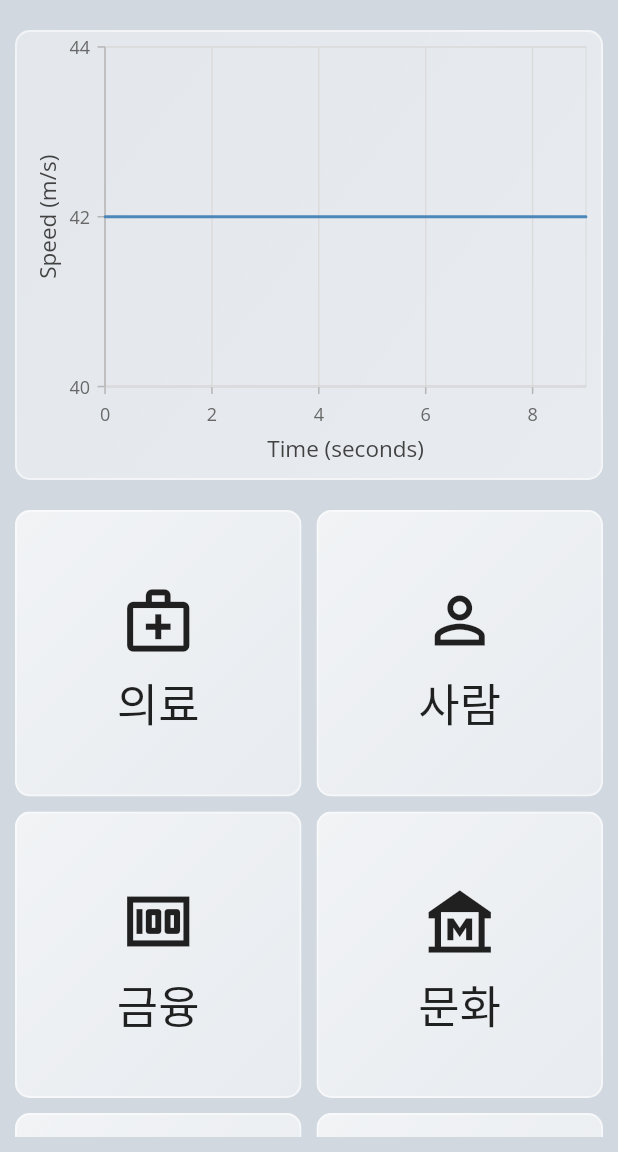
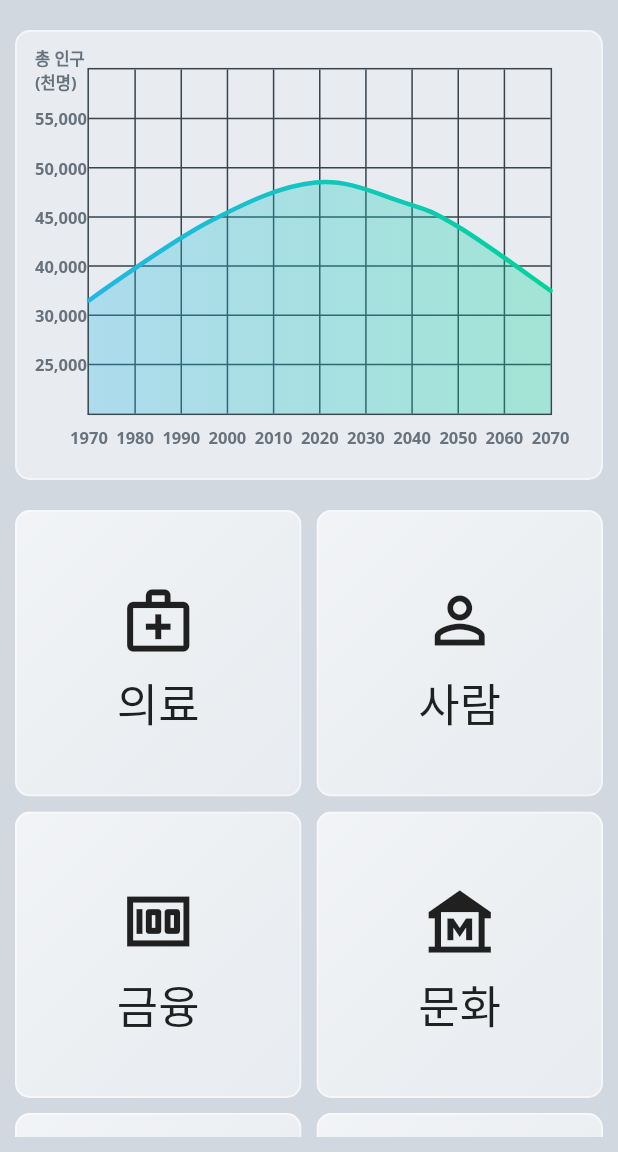
Before and after one commit to bohun-kim/Project-DVC, a Flutter app: the screen it shows after launch, on a phone screen of 412 x 824 dp, the part 84-1236 px from its top. Run offline on Flutter 3.47's test engine with Material 2 defaults, Android fonts, the phone set to English and light mode, and no system bars; drawn by our look-alikes of fl_chart; our stand-ins replace google_fonts.

Commit message:
메인 그래프 생성

```diff
--- a/lib/view/mypage.dart
+++ b/lib/view/mypage.dart
@@ -25,7 +25,11 @@ class MyPage extends StatelessWidget {
             child: Container(
               width: double.infinity,
               height: 300,
-              child: LiveChart(),
+              child: GlassMorphism(
+                end: .5,
+                start: .5,
+                child: LineChartSample2(),
+              ),
             ),
           ),
 
--- a/lib/view/page/live_chart.dart
+++ b/lib/view/page/live_chart.dart
@@ -1,116 +1,325 @@
-import 'dart:async';
-import 'dart:math' as math;
-import 'dart:ui';
+import 'package:fl_chart/fl_chart.dart';
 import 'package:flutter/material.dart';
-import 'package:syncfusion_flutter_charts/charts.dart';
 
-class LiveChart extends StatefulWidget {
-  const LiveChart({Key? key}) : super(key: key);
+class LineChartSample2 extends StatefulWidget {
+  const LineChartSample2({Key? key}) : super(key: key);
 
   @override
-  State<LiveChart> createState() => _LiveChartState();
+  _LineChartSample2State createState() => _LineChartSample2State();
 }
 
-class _LiveChartState extends State<LiveChart> {
-  // 1. 변수 선언
-  late List<LiveData> chartData;
-  late ChartSeriesController _chartSeriesController;
-
-  // 3. initState 생성
-  @override
-  void initState() {
-    // TODO: implement initState
-    super.initState();
-    // initState 생성 후 차트 값 반영
-    chartData = getChartData();
-
-    // 5. 타이머 주기적 반응
-    Timer.periodic(const Duration(seconds: 1), updateDataSource);
-  }
-
-  // 4. getChartData 메서드 생성
-  List<LiveData> getChartData() {
-    return <LiveData>[
-      LiveData(0, 42),
-      LiveData(1, 42),
-      LiveData(2, 42),
-      LiveData(3, 42),
-      LiveData(4, 42),
-      LiveData(5, 42),
-      LiveData(6, 42),
-      LiveData(7, 42),
-      LiveData(8, 42),
-      LiveData(9, 42)
+class _LineChartSample2State extends State<LineChartSample2> {
+  List<Color> gradientColors = [
+    const Color(0xff23b6e6),
+    const Color(0xff02d39a),
   ];
-  }
-
-  // 6. Timer.periodic 의 어떻게 기능작용 할 건지
-  int time = 10;
-
-  updateDataSource(Timer timer) {
-    chartData.add(LiveData(time++, (math.Random().nextInt(60))));
-    chartData.removeAt(0);
-    _chartSeriesController.updateDataSource(
-        addedDataIndex: chartData.length - 1, removedDataIndex: 0);
-  }
 
   @override
   Widget build(BuildContext context) {
-    return Scaffold(
-      body: BackdropFilter(
-        filter: ImageFilter.blur(sigmaX: 3, sigmaY: 3),
+    return Stack(
+      children: <Widget>[
+        AspectRatio(
+          // 화면 비율
+          aspectRatio: 1.25,
           child: Container(
-          // 배경 글라스 효과
-          decoration: BoxDecoration(
-            gradient: LinearGradient(
-              colors: [
-                Colors.white.withOpacity(.4),
-                Colors.white.withOpacity(.5),
-              ],
-              begin: AlignmentDirectional.topStart,
-              end: AlignmentDirectional.bottomEnd,
-            ),
-            borderRadius: BorderRadius.all(Radius.circular(10)),
-            border: Border.all(
-              width: 1.3,
-              color: Colors.white.withOpacity(0.5),
+            decoration: const BoxDecoration(
+              borderRadius: BorderRadius.all(
+                Radius.circular(10),
               ),
             ),
-
-          // 동적 그래프
-          child: SfCartesianChart(
-            // legend: Legend(isVisible: true),
-            series: [
-              LineSeries<LiveData, int>(
-                  onRendererCreated: (ChartSeriesController controller) {
-                    _chartSeriesController = controller;
-                  },
-                  dataSource: chartData,
-                  xValueMapper: (LiveData data, _) => data.time,
-                  yValueMapper: (LiveData data, _) => data.speed,
-             )
-            ],
-            primaryXAxis: NumericAxis(majorGridLines: MajorGridLines(width: 1),
-            edgeLabelPlacement: EdgeLabelPlacement.shift,
-              interval: 2,
-              title: AxisTitle(text:'Time (seconds)')
-            ),
-            primaryYAxis: NumericAxis(majorGridLines: MajorGridLines(width: 1),
-                edgeLabelPlacement: EdgeLabelPlacement.shift,
-                interval: 2,
-                title: AxisTitle(text:'Speed (m/s)')
+            child: Padding(
+              padding: const EdgeInsets.only(
+                  right: 15.0, left: 12.0, top: 24, bottom: 12),
+              child: LineChart(
+                mainData(),
               ),
             ),
           ),
         ),
+      ],
     );
   }
+
+  // X축 꾸미기
+  Widget bottomTitleWidgets(double value, TitleMeta meta) {
+    const style = TextStyle(
+      color: Color(0xff68737d),
+      fontWeight: FontWeight.bold,
+      fontSize: 11,
+    );
+    Widget text;
+    switch (value.toInt()) {
+      case 0:
+        text = const Text('1970', style: style);
+        break;
+      case 1:
+        text = const Text('1980', style: style);
+        break;
+      case 2:
+        text = const Text('1990', style: style);
+        break;
+      case 3:
+        text = const Text('2000', style: style);
+        break;
+      case 4:
+        text = const Text('2010', style: style);
+        break;
+      case 5:
+        text = const Text('2020', style: style);
+        break;
+      case 6:
+        text = const Text('2030', style: style);
+        break;
+      case 7:
+        text = const Text('2040', style: style);
+        break;
+      case 8:
+        text = const Text('2050', style: style);
+        break;
+      case 9:
+        text = const Text('2060', style: style);
+        break;
+      case 10:
+        text = const Text('2070', style: style);
+        break;
+
+      default:
+        text = const Text('', style: style);
+        break;
     }
 
-// 2. 클래스 생성
-class LiveData {
-  final int time;
-  final num speed;
+    return SideTitleWidget(
+      axisSide: meta.axisSide,
+      space: 7.0,
+      child: text,
+    );
+  }
 
-  LiveData(this.time, this.speed);
+  // Y축 꾸미기
+  Widget leftTitleWidgets(double value, TitleMeta meta) {
+    const style = TextStyle(
+      color: Color(0xff67727d),
+      fontWeight: FontWeight.bold,
+      fontSize: 11,
+    );
+    String text;
+    switch (value.toInt()) {
+      case 1:
+        text = '25,000';
+        break;
+      case 2:
+        text = '30,000';
+        break;
+      case 3:
+        text = '40,000';
+        break;
+      case 4:
+        text = '45,000';
+        break;
+      case 5:
+        text = '50,000';
+        break;
+      case 6:
+        text = '55,000';
+        break;
+      case 7:
+        text = '총 인구(천명)';
+        break;
+      default:
+        return Container();
     }
+
+    return Text(text, style: style, textAlign: TextAlign.left);
+  }
+
+  // 메인 그래프 데이터
+  LineChartData mainData() {
+    return LineChartData(
+      gridData: FlGridData(
+        show: true,
+        drawVerticalLine: true,
+        horizontalInterval: 1,
+        verticalInterval: 1,
+        getDrawingHorizontalLine: (value) {
+          return FlLine(
+            color: const Color(0xff37434d),
+            strokeWidth: 1,
+          );
+        },
+        getDrawingVerticalLine: (value) {
+          return FlLine(
+            color: const Color(0xff37434d),
+            strokeWidth: 1,
+          );
+        },
+      ),
+      titlesData: FlTitlesData(
+        show: true,
+        rightTitles: AxisTitles(
+          sideTitles: SideTitles(showTitles: false),
+        ),
+        topTitles: AxisTitles(
+          sideTitles: SideTitles(showTitles: false),
+        ),
+        bottomTitles: AxisTitles(
+          sideTitles: SideTitles(
+            showTitles: true,
+            reservedSize: 30,
+            interval: 1,
+            getTitlesWidget: bottomTitleWidgets,
+          ),
+        ),
+        leftTitles: AxisTitles(
+          sideTitles: SideTitles(
+            showTitles: true,
+            interval: 1,
+            getTitlesWidget: leftTitleWidgets,
+            reservedSize: 35,
+          ),
+        ),
+      ),
+      borderData: FlBorderData(
+          show: true,
+          border: Border.all(color: const Color(0xff37434d), width: 1)),
+      minX: 0,
+      maxX: 10,
+      minY: 0,
+      maxY: 7,
+      lineBarsData: [
+        // 그래프 수치 보여주기
+        LineChartBarData(
+          spots: const [
+            FlSpot(0, 2.3),
+            FlSpot(2.6, 3.9),
+            FlSpot(4.9, 4.7),
+            FlSpot(6.8, 4.3),
+            FlSpot(8, 3.8),
+            FlSpot(10, 2.5),
+          ],
+          isCurved: true,
+          gradient: LinearGradient(
+            colors: gradientColors,
+            begin: Alignment.centerLeft,
+            end: Alignment.centerRight,
+          ),
+          barWidth: 3,
+          isStrokeCapRound: true,
+          dotData: FlDotData(
+            show: false,
+          ),
+          belowBarData: BarAreaData(
+            show: true,
+            gradient: LinearGradient(
+              colors: gradientColors
+                  .map((color) => color.withOpacity(0.3))
+                  .toList(),
+              begin: Alignment.centerLeft,
+              end: Alignment.centerRight,
+            ),
+          ),
+        ),
+      ],
+    );
+  }
+
+// avg 데이터
+// LineChartData avgData() {
+//   return LineChartData(
+//     lineTouchData: LineTouchData(enabled: false),
+//     gridData: FlGridData(
+//       show: true,
+//       drawHorizontalLine: true,
+//       verticalInterval: 1,
+//       horizontalInterval: 1,
+//       getDrawingVerticalLine: (value) {
+//         return FlLine(
+//           color: const Color(0xff37434d),
+//           strokeWidth: 1,
+//         );
+//       },
+//       getDrawingHorizontalLine: (value) {
+//         return FlLine(
+//           color: const Color(0xff37434d),
+//           strokeWidth: 1,
+//         );
+//       },
+//     ),
+//     titlesData: FlTitlesData(
+//       show: true,
+//       bottomTitles: AxisTitles(
+//         sideTitles: SideTitles(
+//           showTitles: true,
+//           reservedSize: 30,
+//           getTitlesWidget: bottomTitleWidgets,
+//           interval: 1,
+//         ),
+//       ),
+//       leftTitles: AxisTitles(
+//         sideTitles: SideTitles(
+//           showTitles: true,
+//           getTitlesWidget: leftTitleWidgets,
+//           reservedSize: 42,
+//           interval: 1,
+//         ),
+//       ),
+//       topTitles: AxisTitles(
+//         sideTitles: SideTitles(showTitles: false),
+//       ),
+//       rightTitles: AxisTitles(
+//         sideTitles: SideTitles(showTitles: false),
+//       ),
+//     ),
+//     borderData: FlBorderData(
+//         show: true,
+//         border: Border.all(color: const Color(0xff37434d), width: 1)),
+//     minX: 0,
+//     maxX: 11,
+//     minY: 0,
+//     maxY: 6,
+//     lineBarsData: [
+//       LineChartBarData(
+//         spots: const [
+//           FlSpot(0, 3.44),
+//           FlSpot(2.6, 3.44),
+//           FlSpot(4.9, 3.44),
+//           FlSpot(6.8, 3.44),
+//           FlSpot(8, 3.44),
+//           FlSpot(9.5, 3.44),
+//           FlSpot(11, 3.44),
+//         ],
+//         isCurved: true,
+//         gradient: LinearGradient(
+//           colors: [
+//             ColorTween(begin: gradientColors[0], end: gradientColors[1])
+//                 .lerp(0.2)!,
+//             ColorTween(begin: gradientColors[0], end: gradientColors[1])
+//                 .lerp(0.2)!,
+//           ],
+//           begin: Alignment.centerLeft,
+//           end: Alignment.centerRight,
+//         ),
+//         barWidth: 5,
+//         isStrokeCapRound: true,
+//         dotData: FlDotData(
+//           show: false,
+//         ),
+//         belowBarData: BarAreaData(
+//           show: true,
+//           gradient: LinearGradient(
+//             colors: [
+//               ColorTween(begin: gradientColors[0], end: gradientColors[1])
+//                   .lerp(0.2)!
+//                   .withOpacity(0.1),
+//               ColorTween(begin: gradientColors[0], end: gradientColors[1])
+//                   .lerp(0.2)!
+//                   .withOpacity(0.1),
+//             ],
+//             begin: Alignment.centerLeft,
+//             end: Alignment.centerRight,
+//           ),
+//         ),
+//       ),
+//     ],
+//   );
+// }
+}
--- a/pubspec.yaml
+++ b/pubspec.yaml
@@ -37,6 +37,7 @@ dependencies:
   get:
   google_fonts: ^3.0.1
   syncfusion_flutter_charts: ^20.2.49
+  fl_chart: ^0.55.1
 
 dev_dependencies:
   flutter_test:
```
Also changed, not shown: pubspec.lock. Lines whose indentation alone changed are shown as unchanged.
